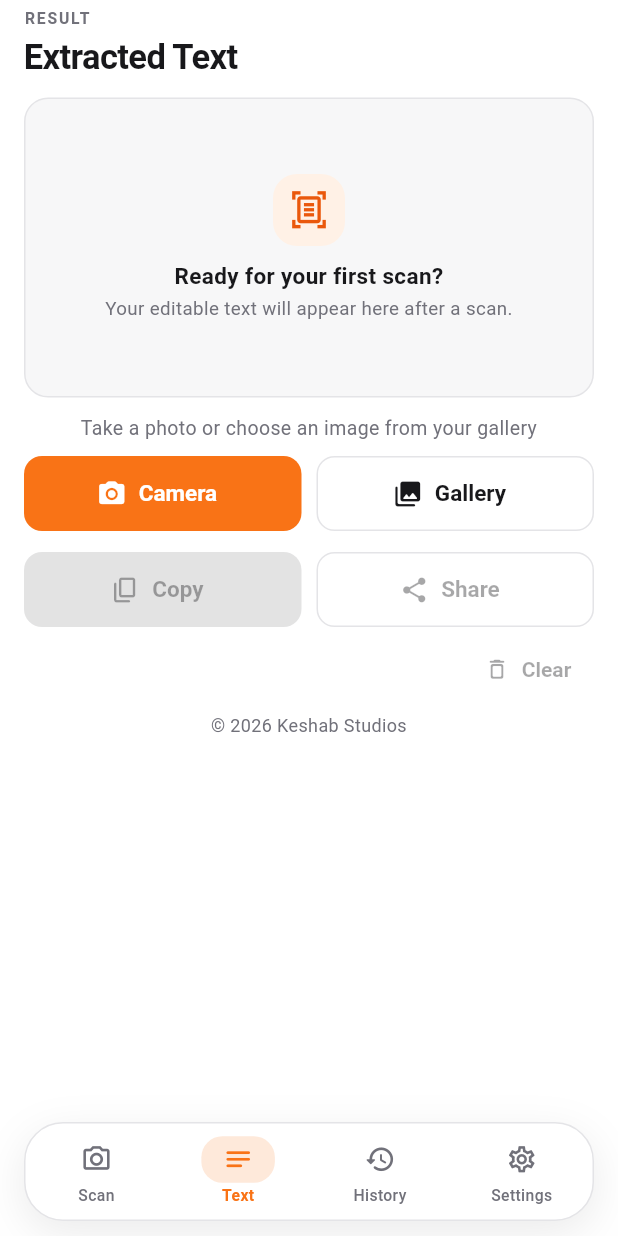
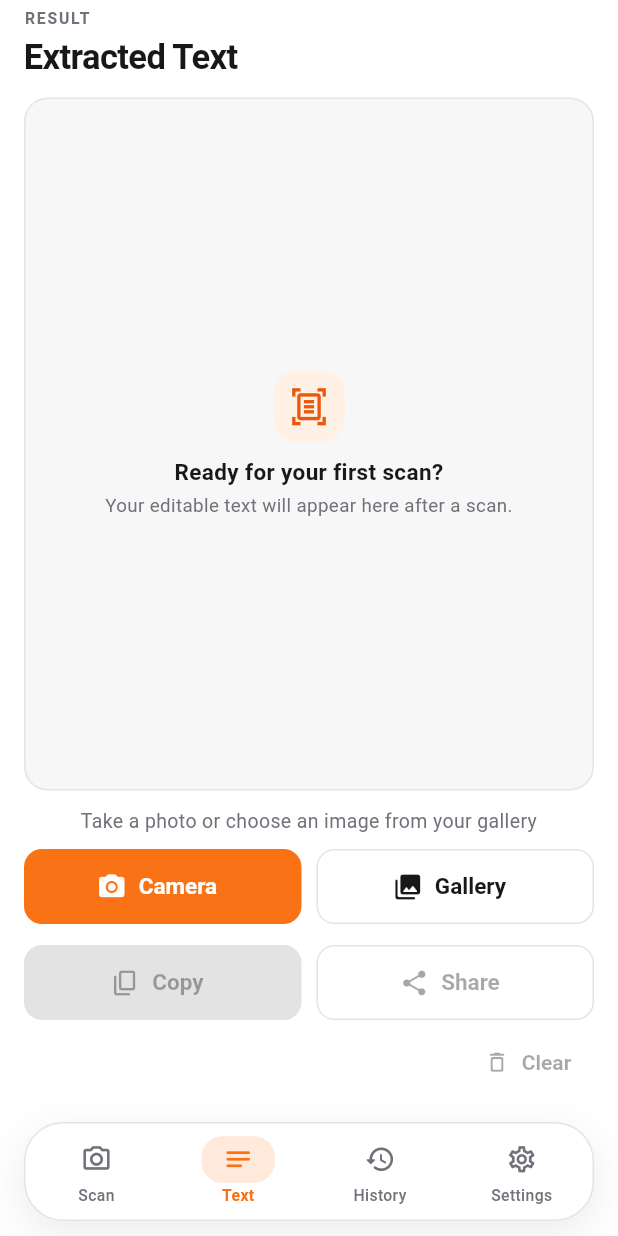
Before and after one commit to Keshab1997/image-to-text-flutter, a Flutter app: the screen it shows after launch, item 2 of the bottom bar chosen, on a phone screen of 412 x 824 dp. Run offline on Flutter 3.47's test engine with Material 3 defaults, Android fonts, the phone set to English and light mode, and no system bars; our stand-ins replace google_mobile_ads, image_cropper, image_picker, permission_handler, share_plus, shared_preferences; missing offline and left inert: google_mlkit_text_recognition, tesseract_ocr.

Commit message:
fix(text): expand editor and remove footer

```diff
--- a/lib/screens/home_screen.dart
+++ b/lib/screens/home_screen.dart
@@ -675,10 +675,17 @@ class HomeScreenState extends State<HomeScreen> {
     bool isDark,
     AppLocalizations l10n,
   ) {
-    return SingleChildScrollView(
+    return Padding(
       padding: const EdgeInsets.fromLTRB(16, 6, 16, 16),
-      physics: const BouncingScrollPhysics(),
-      child: Column(
+      child: ValueListenableBuilder<TextEditingValue>(
+        valueListenable: _textController,
+        builder: (context, value, _) {
+          final hasText = value.text.trim().isNotEmpty;
+          final entities = hasText
+              ? SmartEntityService.detectEntities(value.text)
+              : const <DetectedEntity>[];
+
+          return Column(
             crossAxisAlignment: CrossAxisAlignment.stretch,
             children: [
               StaggeredReveal(
@@ -701,12 +708,8 @@ class HomeScreenState extends State<HomeScreen> {
                             ),
                           ),
                         ),
-                    ValueListenableBuilder<TextEditingValue>(
-                      valueListenable: _textController,
-                      builder: (context, value, _) {
-                        final len = value.text.trim().length;
-                        if (len == 0) return const SizedBox.shrink();
-                        return Container(
+                        if (hasText)
+                          Container(
                             padding: const EdgeInsets.symmetric(
                               horizontal: 9,
                               vertical: 4,
@@ -716,15 +719,13 @@ class HomeScreenState extends State<HomeScreen> {
                               borderRadius: BorderRadius.circular(20),
                             ),
                             child: Text(
-                            '$len chars',
+                              '${value.text.trim().length} chars',
                               style: TextStyle(
                                 fontSize: 11.5,
                                 fontWeight: FontWeight.w700,
                                 color: AppTheme.accentText(isDark),
                               ),
                             ),
-                        );
-                      },
                           ),
                       ],
                     ),
@@ -732,21 +733,12 @@ class HomeScreenState extends State<HomeScreen> {
                 ),
               ),
               const SizedBox(height: 12),
-          StaggeredReveal(
+              Expanded(
+                child: StaggeredReveal(
                   index: 1,
-            child: ValueListenableBuilder<TextEditingValue>(
-              valueListenable: _textController,
-              builder: (context, value, _) {
-                final hasText = value.text.trim().isNotEmpty;
-                return Column(
-                  crossAxisAlignment: CrossAxisAlignment.stretch,
-                  children: [
-                    AnimatedContainer(
+                  child: AnimatedContainer(
                     key: const Key('text_editor_card'),
                     duration: const Duration(milliseconds: 180),
-                      height: hasText
-                          ? MediaQuery.sizeOf(context).height * 0.44
-                          : AppTheme.textCardHeight,
                     decoration: BoxDecoration(
                       color: AppTheme.surface(isDark),
                       borderRadius:
@@ -862,6 +854,8 @@ class HomeScreenState extends State<HomeScreen> {
                       ],
                     ),
                   ),
+                ),
+              ),
               if (!hasText) ...[
                 const SizedBox(height: 12),
                 Text(
@@ -895,19 +889,8 @@ class HomeScreenState extends State<HomeScreen> {
                   ],
                 ),
               ],
-                  ],
-                );
-              },
-            ),
-          ),
-          ValueListenableBuilder<TextEditingValue>(
-            valueListenable: _textController,
-            builder: (context, value, _) {
-              final entities = SmartEntityService.detectEntities(value.text);
-              if (value.text.trim().isEmpty) {
-                return const SizedBox.shrink();
-              }
-              return Padding(
+              if (entities.isNotEmpty)
+                Padding(
                   padding: const EdgeInsets.only(top: 10),
                   child: Wrap(
                     spacing: 6,
@@ -939,15 +922,9 @@ class HomeScreenState extends State<HomeScreen> {
                       }),
                     ],
                   ),
-              );
-            },
                 ),
               const SizedBox(height: 14),
-          ValueListenableBuilder<TextEditingValue>(
-            valueListenable: _textController,
-            builder: (context, value, _) {
-              final hasText = value.text.trim().isNotEmpty;
-              return StaggeredReveal(
+              StaggeredReveal(
                 index: 2,
                 child: Row(
                   children: [
@@ -971,18 +948,14 @@ class HomeScreenState extends State<HomeScreen> {
                     ),
                   ],
                 ),
-              );
-            },
               ),
               const SizedBox(height: 4),
-          ValueListenableBuilder<TextEditingValue>(
-            valueListenable: _textController,
-            builder: (context, value, _) => Row(
+              Row(
                 mainAxisAlignment: MainAxisAlignment.end,
                 children: [
                   TextButton.icon(
                     key: const Key('clear_button'),
-                  onPressed: value.text.trim().isNotEmpty ? _handleClear : null,
+                    onPressed: hasText ? _handleClear : null,
                     icon: const Icon(Icons.delete_outline_rounded, size: 17),
                     label: Text(l10n.clear),
                     style: TextButton.styleFrom(
@@ -991,14 +964,9 @@ class HomeScreenState extends State<HomeScreen> {
                   ),
                 ],
               ),
-          ),
-          const SizedBox(height: 6),
-          Text(
-            AppStrings.footerCopyright,
-            textAlign: TextAlign.center,
-            style: TextStyle(fontSize: 12, color: AppTheme.textMuted(isDark)),
-          ),
             ],
+          );
+        },
       ),
     );
   }
```
Also changed, not shown: 1 other file. Lines whose indentation alone changed are shown as unchanged.
